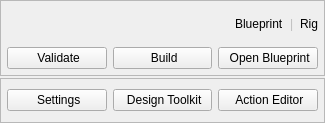
Qt form resources/main_toolbar.ui (bohdon/maya-pulse) before a commit.
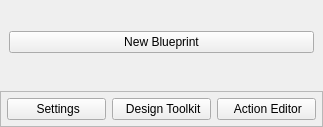
The same form after that commit. The open tabs and pages were chosen to show the change. Icons and pictures are not drawn.

Commit message: show file modified status, add new blueprint button and improve overall file handling

Diff of the .ui file:
```diff
--- a/resources/main_toolbar.ui
+++ b/resources/main_toolbar.ui
@@ -6,17 +6,44 @@
    <rect>
     <x>0</x>
     <y>0</y>
-    <width>325</width>
-    <height>123</height>
+    <width>323</width>
+    <height>127</height>
    </rect>
   </property>
   <property name="windowTitle">
    <string>Main Toolbar</string>
   </property>
+  <layout class="QVBoxLayout" name="verticalLayout_5">
+   <property name="leftMargin">
+    <number>0</number>
+   </property>
+   <property name="topMargin">
+    <number>0</number>
+   </property>
+   <property name="rightMargin">
+    <number>0</number>
+   </property>
+   <property name="bottomMargin">
+    <number>0</number>
+   </property>
+   <item>
+    <widget class="QStackedWidget" name="main_stack">
+     <property name="currentIndex">
+      <number>1</number>
+     </property>
+     <widget class="QWidget" name="new_page">
+      <layout class="QVBoxLayout" name="verticalLayout_4">
+       <item>
+        <widget class="QPushButton" name="new_blueprint_btn">
+         <property name="text">
+          <string>New Blueprint</string>
+         </property>
+        </widget>
+       </item>
+      </layout>
+     </widget>
+     <widget class="QWidget" name="opened_page">
   <layout class="QVBoxLayout" name="verticalLayout">
-   <property name="spacing">
-    <number>2</number>
-   </property>
    <property name="leftMargin">
     <number>0</number>
    </property>
@@ -179,6 +206,10 @@
        </layout>
       </item>
      </layout>
+        </widget>
+       </item>
+      </layout>
+     </widget>
     </widget>
    </item>
    <item>
```
Left out of the diff: 20 changed lines with no effect on the pictures. Lines whose indentation alone changed are shown as unchanged. The commit also changes 11 other files.
